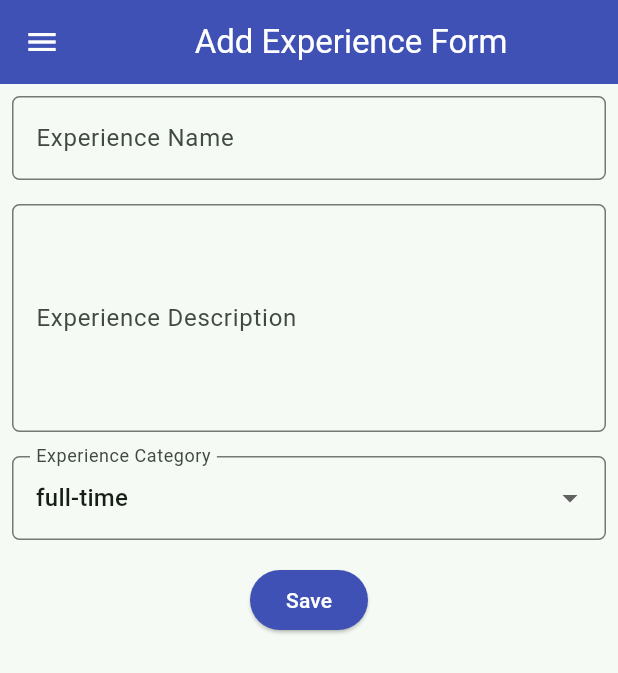
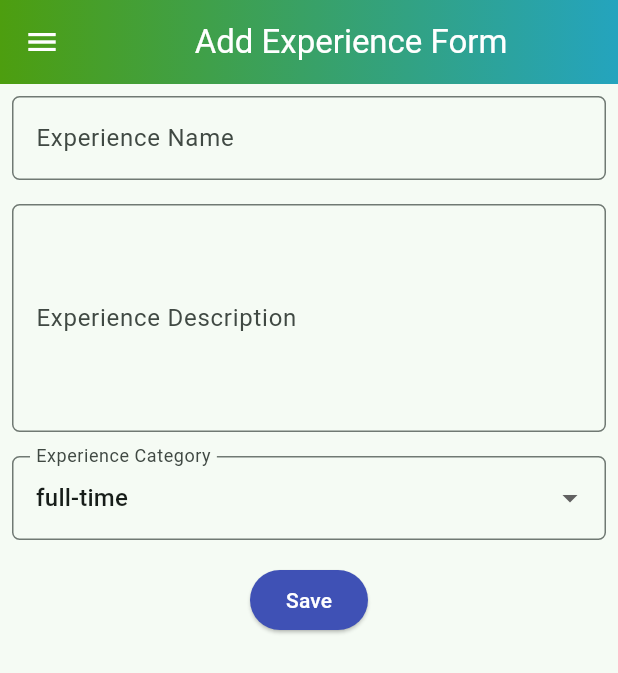
Before and after one commit to WilliamJesUI/myportofolio_mobile, a Flutter app: the screen it shows after launch, in the side drawer, after a tap on "Add Project", on a phone screen of 412 x 824 dp. Shown: the top 673 px of the screen. Run offline on Flutter 3.47's test engine with Material 3 defaults, Android fonts, the phone set to English and light mode, and no system bars.

Commit message:
feat: Made appbar design rainbow gradient for all forms

```diff
--- a/lib/screens/experience_form.dart
+++ b/lib/screens/experience_form.dart
@@ -30,7 +30,17 @@ class _ExperienceFormPageState extends State<ExperienceFormPage> {
       appBar: AppBar(
         title: const Center(child: Text('Add Experience Form')),
         backgroundColor: Colors.indigo,
-        foregroundColor: Colors.white,
+        foregroundColor: const Color.fromARGB(255, 255, 255, 255),
+        flexibleSpace: Container(
+          decoration: BoxDecoration(
+            gradient: LinearGradient(
+              colors: [
+                const Color.fromARGB(255, 77, 158, 15),
+                const Color.fromARGB(255, 36, 164, 190),
+              ],
+            ),
+          ),
+        ),
       ),
       drawer: const LeftDrawer(),
       body: Form(
@@ -141,7 +151,7 @@ class _ExperienceFormPageState extends State<ExperienceFormPage> {
                                   children: [
                                     Text('Experience Title: $_experienceTitle'),
                                     Text('Description: $_description'),
-                                    Text('Experience: $_category'),
+                                    Text('Category: $_category'),
                                   ],
                                 ),
                               ),
--- a/lib/screens/menu.dart
+++ b/lib/screens/menu.dart
@@ -62,7 +62,7 @@ class MyHomePage extends StatelessWidget {
             ),
           ),
           foregroundDecoration: BoxDecoration(
-            color: Colors.black.withOpacity(0.5),
+            color: Colors.black.withAlpha(127),
           ),
         ),
       ),
```
Also changed, not shown: lib/screens/achievement_form.dart (+10 -1 lines), lib/screens/project_form.dart (+10 -0 lines).
